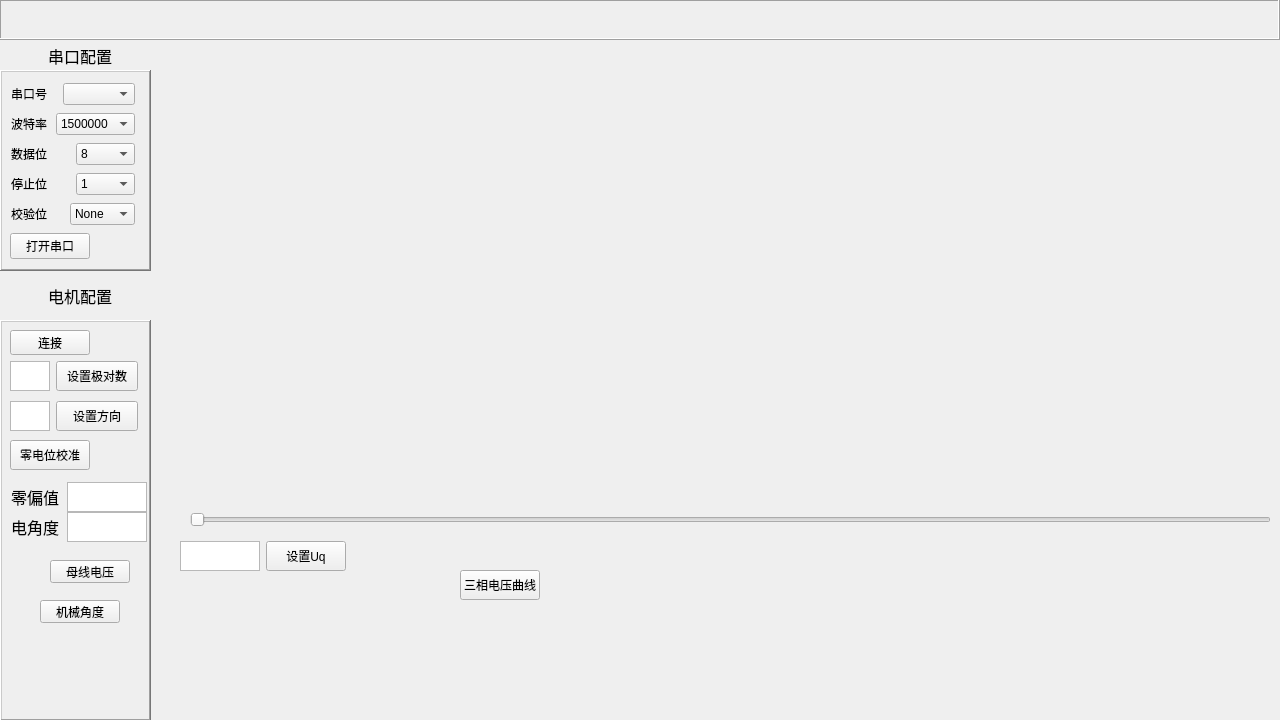
lhzloveyyj/LiJointMaster, file widget.ui: the form before one commit.
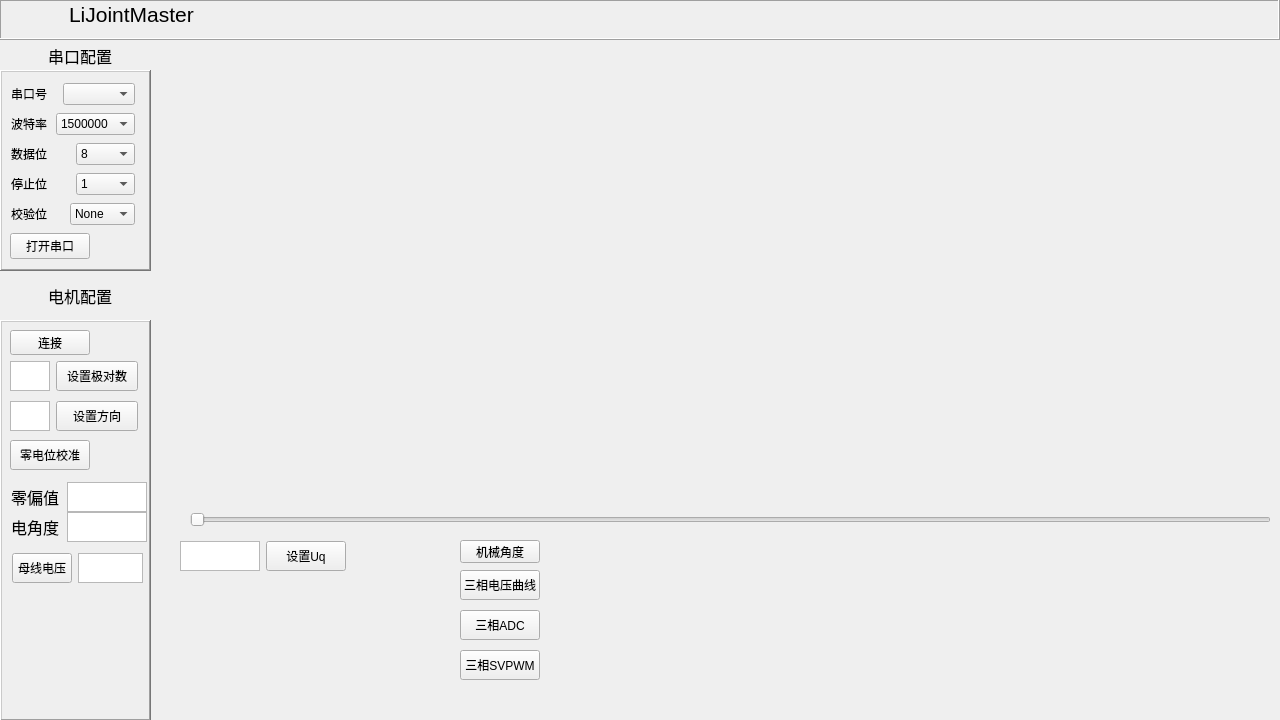
The form after the commit. Icons and pictures are not drawn. Custom widgets are drawn as their Qt base class.

Commit message: 添加SVPWM和母线电压获取

```diff
--- a/widget.ui
+++ b/widget.ui
@@ -275,6 +275,24 @@
    <property name="frameShadow">
     <enum>QFrame::Shadow::Raised</enum>
    </property>
+   <widget class="QLabel" name="label_12">
+    <property name="geometry">
+     <rect>
+      <x>70</x>
+      <y>0</y>
+      <width>150</width>
+      <height>30</height>
+     </rect>
+    </property>
+    <property name="font">
+     <font>
+      <pointsize>16</pointsize>
+     </font>
+    </property>
+    <property name="text">
+     <string>LiJointMaster</string>
+    </property>
+   </widget>
   </widget>
   <widget class="QWidget" name="layoutWidget">
    <property name="geometry">
@@ -401,19 +419,6 @@
    <property name="frameShadow">
     <enum>QFrame::Shadow::Raised</enum>
    </property>
-   <widget class="QPushButton" name="pushButton">
-    <property name="geometry">
-     <rect>
-      <x>50</x>
-      <y>240</y>
-      <width>80</width>
-      <height>23</height>
-     </rect>
-    </property>
-    <property name="text">
-     <string>母线电压</string>
-    </property>
-   </widget>
    <widget class="QWidget" name="layoutWidget">
     <property name="geometry">
      <rect>
@@ -538,30 +543,6 @@
      </item>
     </layout>
    </widget>
-   <widget class="QPushButton" name="mechanicalAngle_bt">
-    <property name="geometry">
-     <rect>
-      <x>40</x>
-      <y>280</y>
-      <width>80</width>
-      <height>23</height>
-     </rect>
-    </property>
-    <property name="styleSheet">
-     <string notr="true">QPushButton:checked {
-    background-color: #2ecc71;     /* 按下（checked）变亮绿色 */
-    color: black;                  /* 更明显 */
-    font-weight: bold;
-    border: 2px solid #27ae60;
-}</string>
-    </property>
-    <property name="text">
-     <string>机械角度</string>
-    </property>
-    <property name="checkable">
-     <bool>true</bool>
-    </property>
-   </widget>
    <widget class="QWidget" name="layoutWidget">
     <property name="geometry">
      <rect>
@@ -630,6 +611,41 @@
      </item>
     </layout>
    </widget>
+   <widget class="QWidget" name="">
+    <property name="geometry">
+     <rect>
+      <x>12</x>
+      <y>232</y>
+      <width>133</width>
+      <height>32</height>
+     </rect>
+    </property>
+    <layout class="QHBoxLayout" name="horizontalLayout_15">
+     <item>
+      <widget class="QPushButton" name="dcBus_bt">
+       <property name="maximumSize">
+        <size>
+         <width>60</width>
+         <height>30</height>
+        </size>
+       </property>
+       <property name="text">
+        <string>母线电压</string>
+       </property>
+      </widget>
+     </item>
+     <item>
+      <widget class="QTextEdit" name="dcBus_te">
+       <property name="maximumSize">
+        <size>
+         <width>65</width>
+         <height>30</height>
+        </size>
+       </property>
+      </widget>
+     </item>
+    </layout>
+   </widget>
   </widget>
   <widget class="QCustomPlot" name="plotWidget" native="true">
    <property name="geometry">
@@ -657,7 +673,7 @@
     <enum>Qt::Orientation::Horizontal</enum>
    </property>
   </widget>
-  <widget class="QWidget" name="">
+  <widget class="QWidget" name="layoutWidget">
    <property name="geometry">
     <rect>
      <x>180</x>
@@ -692,6 +708,90 @@
     </item>
    </layout>
   </widget>
+  <widget class="QPushButton" name="adc_bt">
+   <property name="geometry">
+    <rect>
+     <x>460</x>
+     <y>610</y>
+     <width>80</width>
+     <height>30</height>
+    </rect>
+   </property>
+   <property name="maximumSize">
+    <size>
+     <width>80</width>
+     <height>30</height>
+    </size>
+   </property>
+   <property name="styleSheet">
+    <string notr="true">QPushButton:checked {
+    background-color: #2ecc71;     /* 按下（checked）变亮绿色 */
+    color: black;                  /* 更明显 */
+    font-weight: bold;
+    border: 2px solid #27ae60;
+}</string>
+   </property>
+   <property name="text">
+    <string>三相ADC</string>
+   </property>
+   <property name="checkable">
+    <bool>true</bool>
+   </property>
+  </widget>
+  <widget class="QPushButton" name="mechanicalAngle_bt">
+   <property name="geometry">
+    <rect>
+     <x>460</x>
+     <y>540</y>
+     <width>80</width>
+     <height>23</height>
+    </rect>
+   </property>
+   <property name="styleSheet">
+    <string notr="true">QPushButton:checked {
+    background-color: #2ecc71;     /* 按下（checked）变亮绿色 */
+    color: black;                  /* 更明显 */
+    font-weight: bold;
+    border: 2px solid #27ae60;
+}</string>
+   </property>
+   <property name="text">
+    <string>机械角度</string>
+   </property>
+   <property name="checkable">
+    <bool>true</bool>
+   </property>
+  </widget>
+  <widget class="QPushButton" name="SVPWM_bt">
+   <property name="geometry">
+    <rect>
+     <x>460</x>
+     <y>650</y>
+     <width>80</width>
+     <height>30</height>
+    </rect>
+   </property>
+   <property name="maximumSize">
+    <size>
+     <width>80</width>
+     <height>30</height>
+    </size>
+   </property>
+   <property name="styleSheet">
+    <string notr="true">QPushButton:checked {
+    background-color: #2ecc71;     /* 按下（checked）变亮绿色 */
+    color: black;                  /* 更明显 */
+    font-weight: bold;
+    border: 2px solid #27ae60;
+}</string>
+   </property>
+   <property name="text">
+    <string>三相SVPWM</string>
+   </property>
+   <property name="checkable">
+    <bool>true</bool>
+   </property>
+  </widget>
  </widget>
  <customwidgets>
   <customwidget>
```
The commit also changes 25 other files.
